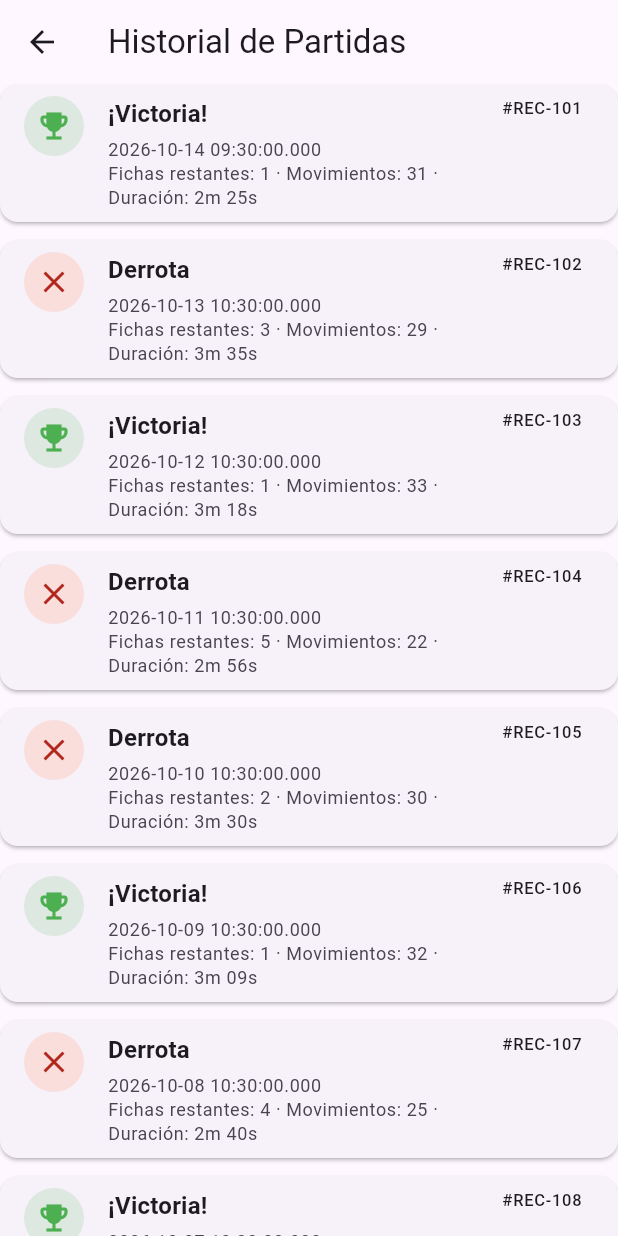
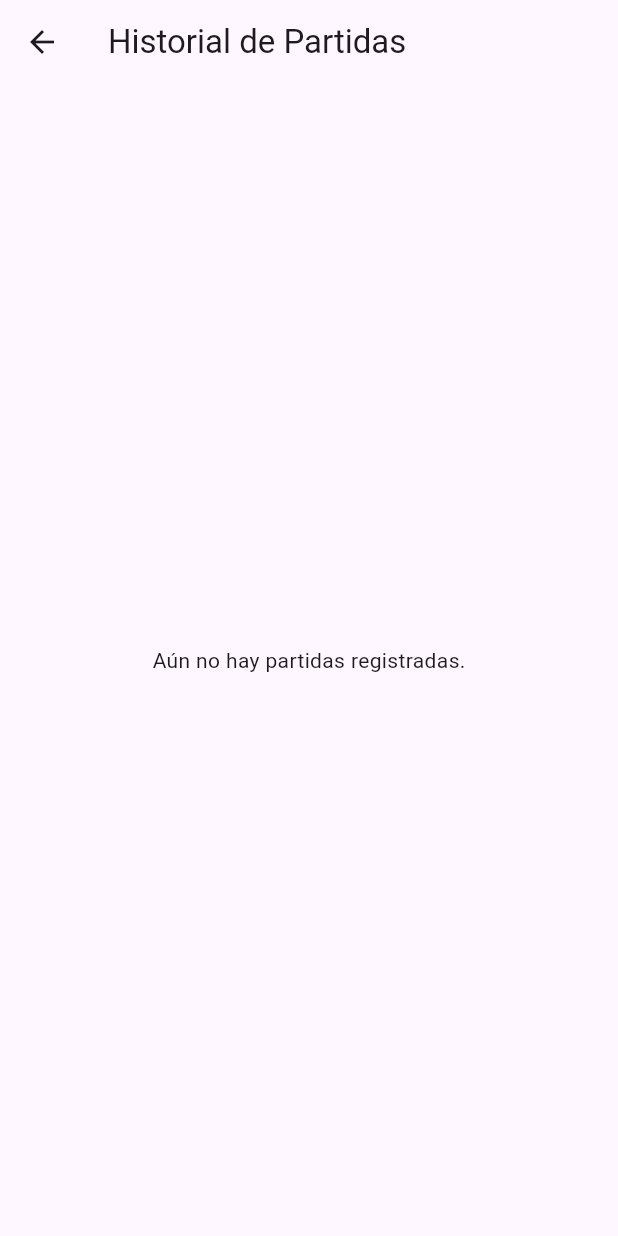
Before and after one commit to Condordie/3479A321_2024479007, a Flutter app: the HistoryScreen screen opened by its route, on a phone screen of 412 x 824 dp. Run offline on Flutter 3.47's test engine with Material 3 defaults, Android fonts, the phone set to English and light mode, and no system bars; our stand-ins replace audioplayers, logger, sensors_plus, share_plus, shared_preferences; accounts and stored records are empty.

Commit message:
HistoryScreen tiene historial persistido con FutureBuilder

```diff
--- a/lib/ui/screens/history_screen.dart
+++ b/lib/ui/screens/history_screen.dart
@@ -1,105 +1,65 @@
 import 'package:flutter/material.dart';
 import 'package:untitled/models/game_record.dart';
+import 'package:untitled/repositories/game_history_repository.dart';
+import 'package:untitled/repositories/json_files_history_repository.dart';
 
-class HistoryScreen extends StatelessWidget {
+class HistoryScreen extends StatefulWidget {
   const HistoryScreen({super.key});
 
-  List<GameRecord> _getMockRecords() {
-    return [
-      GameRecord(
-        id: 'REC-101',
-        date: DateTime.now().subtract(const Duration(hours: 1)),
-        remainingPegs: 1,
-        totalMoves: 31,
-        durationSeconds: 145,
-        isVictory: true,
-      ),
-      GameRecord(
-        id: 'REC-102',
-        date: DateTime.now().subtract(const Duration(days: 1)),
-        remainingPegs: 3,
-        totalMoves: 29,
-        durationSeconds: 215,
-        isVictory: false,
-      ),
-      GameRecord(
-        id: 'REC-103',
-        date: DateTime.now().subtract(const Duration(days: 2)),
-        remainingPegs: 1,
-        totalMoves: 33,
-        durationSeconds: 198,
-        isVictory: true,
-      ),
-      GameRecord(
-        id: 'REC-104',
-        date: DateTime.now().subtract(const Duration(days: 3)),
-        remainingPegs: 5,
-        totalMoves: 22,
-        durationSeconds: 176,
-        isVictory: false,
-      ),
-      GameRecord(
-        id: 'REC-105',
-        date: DateTime.now().subtract(const Duration(days: 4)),
-        remainingPegs: 2,
-        totalMoves: 30,
-        durationSeconds: 210,
-        isVictory: false,
-      ),
-      GameRecord(
-        id: 'REC-106',
-        date: DateTime.now().subtract(const Duration(days: 5)),
-        remainingPegs: 1,
-        totalMoves: 32,
-        durationSeconds: 189,
-        isVictory: true,
-      ),
-      GameRecord(
-        id: 'REC-107',
-        date: DateTime.now().subtract(const Duration(days: 6)),
-        remainingPegs: 4,
-        totalMoves: 25,
-        durationSeconds: 160,
-        isVictory: false,
-      ),
-      GameRecord(
-        id: 'REC-108',
-        date: DateTime.now().subtract(const Duration(days: 7)),
-        remainingPegs: 1,
-        totalMoves: 34,
-        durationSeconds: 230,
-        isVictory: true,
-      ),
-      GameRecord(
-        id: 'REC-109',
-        date: DateTime.now().subtract(const Duration(days: 8)),
-        remainingPegs: 6,
-        totalMoves: 19,
-        durationSeconds: 140,
-        isVictory: false,
-      ),
-      GameRecord(
-        id: 'REC-110',
-        date: DateTime.now().subtract(const Duration(days: 9)),
-        remainingPegs: 1,
-        totalMoves: 31,
-        durationSeconds: 205,
-        isVictory: true,
-      ),
-    ];
+  @override
+  State<HistoryScreen> createState() => _HistoryScreenState();
+}
+
+class _HistoryScreenState extends State<HistoryScreen> {
+  final IGameHistoryRepository _repository = JsonFileHistoryRepository();
+  late Future<List<GameRecord>> _historyFuture;
+
+  @override
+  void initState() {
+    super.initState();
+    _loadHistory();
+  }
+
+  void _loadHistory() {
+    setState(() {
+      _historyFuture = _repository.getHistory();
+    });
   }
 
   @override
   Widget build(BuildContext context) {
-    final records = _getMockRecords();
-    final theme = Theme.of(context);
     return Scaffold(
       appBar: AppBar(title: const Text('Historial de Partidas')),
-      body: ListView.builder(
+      body: FutureBuilder<List<GameRecord>>(
+        future: _historyFuture,
+        builder: (context, asyncSnapshot) {
+          if (asyncSnapshot.connectionState == ConnectionState.waiting) {
+            return const Center(child: CircularProgressIndicator());
+          }
+          if (asyncSnapshot.hasError) {
+            return Center(child: Text('Error: ${asyncSnapshot.error}'));
+          }
+
+          final records = asyncSnapshot.data ?? [];
+          if (records.isEmpty) {
+            return const Center(child: Text('Aún no hay partidas registradas.'));
+          }
+
+          return ListView.builder(
+            padding: const EdgeInsets.all(16.0),
             itemCount: records.length,
             itemBuilder: (context, index) {
               final record = records[index];
+              return _buildRecordCard(context, record);
+            },
+          );
+        },
+      ),
+    );
+  }
 
+  Widget _buildRecordCard(BuildContext context, GameRecord record) {
+    final theme = Theme.of(context);
     final minutes = record.durationSeconds ~/ 60;
     final seconds = record.durationSeconds % 60;
     final durationText = '${minutes}m ${seconds.toString().padLeft(2, '0')}s';
@@ -125,7 +85,7 @@ class HistoryScreen extends StatelessWidget {
         subtitle: Padding(
           padding: const EdgeInsets.only(top: 4.0),
           child: Text(
-                  '${record.date}\n'
+            '${record.date.toString().split('.').first}\n'
             'Fichas restantes: ${record.remainingPegs} · '
             'Movimientos: ${record.totalMoves} · '
             'Duración: $durationText',
@@ -141,8 +101,5 @@ class HistoryScreen extends StatelessWidget {
         ),
       ),
     );
-        },
-      ),
-    );
   }
 }
```
Lines whose indentation alone changed are shown as unchanged.
